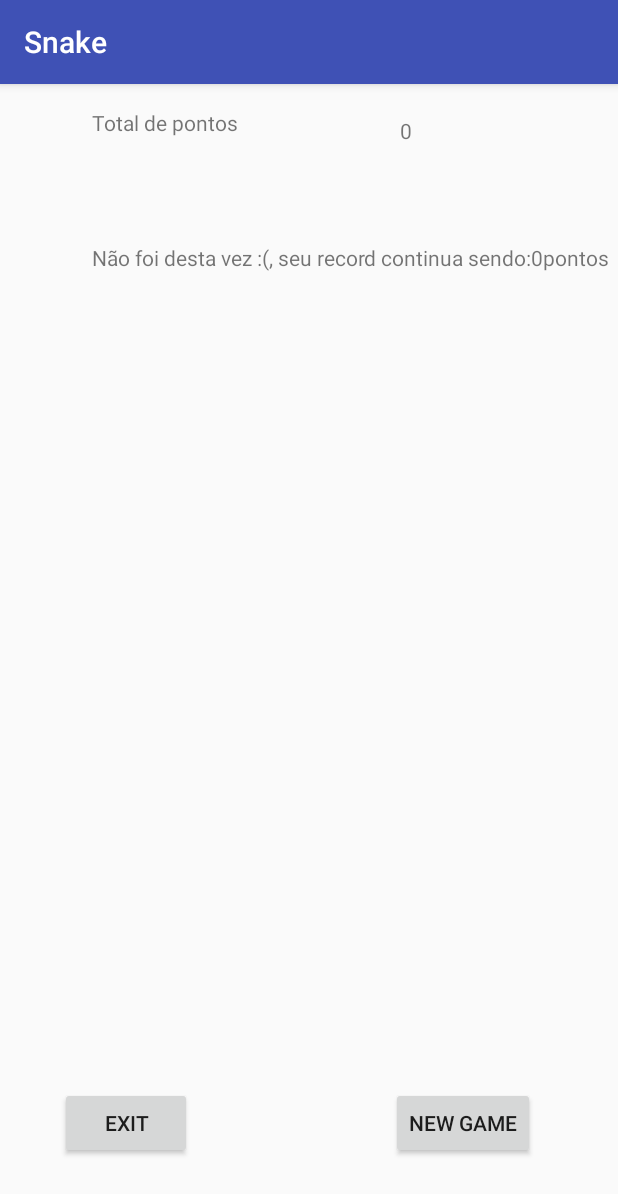
After one commit to suelliton/Snake, an Android app: the Result screen opened directly, with no data from a screen before it, on a phone screen of 412 x 824 dp. The commit adds this screen. Shown: the top 1194 px of the screen. Run offline under Robolectric (Android 15) with nearby library versions, the phone set to English and light mode, and no system bars; 2 statements that could not run were skipped.

```diff
--- a/app/build.gradle
+++ b/app/build.gradle
@@ -20,11 +20,11 @@ android {
 }
 
 dependencies {
-    compile 'com.github.bumptech.glide:glide:3.5.2'
     compile fileTree(dir: 'libs', include: ['*.jar'])
     androidTestCompile('com.android.support.test.espresso:espresso-core:2.2.2', {
         exclude group: 'com.android.support', module: 'support-annotations'
     })
+    compile 'com.github.bumptech.glide:glide:3.5.2'
     compile 'com.android.support:appcompat-v7:25.3.1'
     compile 'com.android.support.constraint:constraint-layout:1.0.2'
     testCompile 'junit:junit:4.12'
--- a/app/src/main/AndroidManifest.xml
+++ b/app/src/main/AndroidManifest.xml
@@ -16,7 +16,9 @@
                 <category android:name="android.intent.category.LAUNCHER" />
             </intent-filter>
         </activity>
-        <activity android:name=".Tabuleiro"></activity>
+        <activity android:name=".Tabuleiro" />
+        <activity android:name=".Result" />
+        <activity android:name=".Configure"></activity>
     </application>
 
 </manifest>
--- /dev/null
+++ b/app/src/main/java/com/example/suelliton/snake/Result.java
@@ -0,0 +1,47 @@
+package com.example.suelliton.snake;
+
+import android.content.Intent;
+import android.support.v7.app.AppCompatActivity;
+import android.os.Bundle;
+import android.view.View;
+import android.widget.Button;
+import android.widget.TextView;
+
+public class Result extends AppCompatActivity {
+
+    @Override
+    protected void onCreate(Bundle savedInstanceState) {
+        super.onCreate(savedInstanceState);
+        setContentView(R.layout.activity_result);
+        Intent intent = getIntent();
+        Bundle bundle= intent.getExtras();
+        int points = bundle.getInt("points");
+        int record = bundle.getInt("record");
+        TextView tx_points = (TextView) findViewById(R.id.tx_points);
+        tx_points.setText(""+points);
+        TextView tx_message = (TextView) findViewById(R.id.tx_message);
+        if(points <= record ){
+            tx_message.setText("Não foi desta vez :(, seu record continua sendo:"+ record +"pontos");
+        }else{
+            tx_message.setText("Parabéns você alcançou um novo record!! "+points+" pontos");
+        }
+
+        Button btn_exit = (Button) findViewById(R.id.btn_exit);
+        Button btn_newGame = (Button) findViewById(R.id.btn_newGame);
+
+        btn_exit.setOnClickListener(new View.OnClickListener() {
+            @Override
+            public void onClick(View v) {
+                finish();
+            }
+        });
+        btn_newGame.setOnClickListener(new View.OnClickListener() {
+            @Override
+            public void onClick(View v) {
+                Intent intent = new Intent(Result.this,Tabuleiro.class);
+                startActivity(intent);
+            }
+        });
+
+    }
+}
--- /dev/null
+++ b/app/src/main/res/layout/activity_result.xml
@@ -0,0 +1,69 @@
+<?xml version="1.0" encoding="utf-8"?>
+<android.support.constraint.ConstraintLayout xmlns:android="http://schemas.android.com/apk/res/android"
+    xmlns:app="http://schemas.android.com/apk/res-auto"
+    xmlns:tools="http://schemas.android.com/tools"
+    android:layout_width="match_parent"
+    android:layout_height="match_parent"
+    tools:context="com.example.suelliton.snake.Result"
+    tools:layout_editor_absoluteY="81dp"
+    tools:layout_editor_absoluteX="0dp">
+
+    <TextView
+        android:id="@+id/textView"
+        android:layout_width="wrap_content"
+        android:layout_height="wrap_content"
+        android:text="Total de pontos"
+        android:layout_marginStart="61dp"
+        tools:layout_constraintTop_creator="1"
+        android:layout_marginTop="16dp"
+        tools:layout_constraintLeft_creator="1"
+        app:layout_constraintLeft_toLeftOf="parent"
+        app:layout_constraintTop_toTopOf="parent" />
+
+    <TextView
+        android:id="@+id/tx_points"
+        android:layout_width="wrap_content"
+        android:layout_height="wrap_content"
+        android:layout_marginEnd="137dp"
+        tools:layout_constraintTop_creator="1"
+        tools:layout_constraintRight_creator="1"
+        app:layout_constraintRight_toRightOf="parent"
+        android:layout_marginTop="21dp"
+        app:layout_constraintTop_toTopOf="parent" />
+
+    <TextView
+        android:id="@+id/tx_message"
+        android:layout_width="wrap_content"
+        android:layout_height="wrap_content"
+        android:layout_marginStart="61dp"
+        tools:layout_constraintTop_creator="1"
+        android:layout_marginTop="106dp"
+        tools:layout_constraintLeft_creator="1"
+        app:layout_constraintLeft_toLeftOf="parent"
+        app:layout_constraintTop_toTopOf="parent" />
+
+    <Button
+        android:id="@+id/btn_exit"
+        android:layout_width="wrap_content"
+        android:layout_height="wrap_content"
+        android:text="Exit"
+        android:layout_marginStart="40dp"
+        tools:layout_constraintTop_creator="1"
+        tools:layout_constraintBottom_creator="1"
+        app:layout_constraintBottom_toBottomOf="@+id/btn_newGame"
+        tools:layout_constraintLeft_creator="1"
+        app:layout_constraintLeft_toLeftOf="parent"
+        app:layout_constraintTop_toTopOf="@+id/btn_newGame" />
+
+    <Button
+        android:id="@+id/btn_newGame"
+        android:layout_width="wrap_content"
+        android:layout_height="wrap_content"
+        android:text="New Game"
+        android:layout_marginEnd="55dp"
+        tools:layout_constraintRight_creator="1"
+        tools:layout_constraintBottom_creator="1"
+        app:layout_constraintBottom_toBottomOf="parent"
+        app:layout_constraintRight_toRightOf="parent"
+        android:layout_marginBottom="51dp" />
+</android.support.constraint.ConstraintLayout>
```
Also changed, not shown: app/src/main/java/com/example/suelliton/snake/Configure.java (added, +13 -0 lines), app/src/main/java/com/example/suelliton/snake/Tabuleiro.java (+99 -39 lines), app/src/main/res/layout/activity_configure.xml (added, +32 -0 lines), app/src/main/res/layout/activity_tabuleiro.xml (+55 -61 lines), app/src/main/res/drawable/down.png (added), app/src/main/res/drawable/down_teste.png (added), app/src/main/res/drawable/left.png (added), app/src/main/res/drawable/left_teste.png (added), app/src/main/res/drawable/right.png (added), app/src/main/res/drawable/right_teste.png (added), app/src/main/res/drawable/up.png (added), app/src/main/res/drawable/up_teste.png (added).
